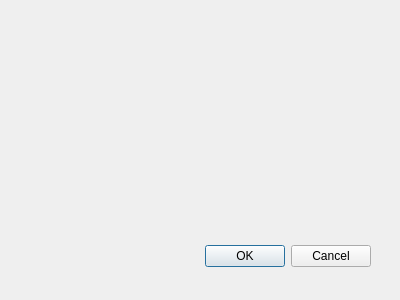
amidovitch/PASMAN, file Code/PASMAN/addpassdialog.ui: the form before one commit.
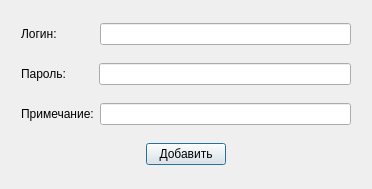
The form after the commit.

Commit message: Added main functions(add password, delete record, authorization)

What changed in the file:
```diff
--- a/Code/PASMAN/addpassdialog.ui
+++ b/Code/PASMAN/addpassdialog.ui
@@ -8,29 +8,190 @@
    <rect>
     <x>0</x>
     <y>0</y>
-    <width>400</width>
-    <height>300</height>
+    <width>372</width>
+    <height>189</height>
    </rect>
   </property>
   <property name="windowTitle">
    <string>Dialog</string>
   </property>
-  <widget name="buttonBox" class="QDialogButtonBox">
-   <property name="geometry">
-    <rect>
-     <x>30</x>
-     <y>240</y>
-     <width>341</width>
-     <height>32</height>
-    </rect>
-   </property>
-   <property name="orientation">
-    <enum>Qt::Horizontal</enum>
-   </property>
-   <property name="standardButtons">
-    <set>QDialogButtonBox::Cancel|QDialogButtonBox::Ok</set>
-   </property>
-  </widget>
+  <layout class="QVBoxLayout" name="verticalLayout">
+   <item>
+    <layout class="QHBoxLayout" name="horizontalLayout">
+     <item>
+      <spacer name="horizontalSpacer_4">
+       <property name="orientation">
+        <enum>Qt::Horizontal</enum>
+       </property>
+       <property name="sizeType">
+        <enum>QSizePolicy::Fixed</enum>
+       </property>
+       <property name="sizeHint" stdset="0">
+        <size>
+         <width>10</width>
+         <height>20</height>
+        </size>
+       </property>
+      </spacer>
+     </item>
+     <item>
+      <widget class="QLabel" name="label">
+       <property name="text">
+        <string>Логин:           </string>
+       </property>
+      </widget>
+     </item>
+     <item>
+      <widget class="QLineEdit" name="login"/>
+     </item>
+     <item>
+      <spacer name="horizontalSpacer_6">
+       <property name="orientation">
+        <enum>Qt::Horizontal</enum>
+       </property>
+       <property name="sizeType">
+        <enum>QSizePolicy::Fixed</enum>
+       </property>
+       <property name="sizeHint" stdset="0">
+        <size>
+         <width>10</width>
+         <height>20</height>
+        </size>
+       </property>
+      </spacer>
+     </item>
+    </layout>
+   </item>
+   <item>
+    <layout class="QHBoxLayout" name="horizontalLayout_2">
+     <item>
+      <spacer name="horizontalSpacer_3">
+       <property name="orientation">
+        <enum>Qt::Horizontal</enum>
+       </property>
+       <property name="sizeType">
+        <enum>QSizePolicy::Fixed</enum>
+       </property>
+       <property name="sizeHint" stdset="0">
+        <size>
+         <width>10</width>
+         <height>20</height>
+        </size>
+       </property>
+      </spacer>
+     </item>
+     <item>
+      <widget class="QLabel" name="label_2">
+       <property name="text">
+        <string>Пароль:        </string>
+       </property>
+      </widget>
+     </item>
+     <item>
+      <widget class="QLineEdit" name="password"/>
+     </item>
+     <item>
+      <spacer name="horizontalSpacer_7">
+       <property name="orientation">
+        <enum>Qt::Horizontal</enum>
+       </property>
+       <property name="sizeType">
+        <enum>QSizePolicy::Fixed</enum>
+       </property>
+       <property name="sizeHint" stdset="0">
+        <size>
+         <width>10</width>
+         <height>20</height>
+        </size>
+       </property>
+      </spacer>
+     </item>
+    </layout>
+   </item>
+   <item>
+    <layout class="QHBoxLayout" name="horizontalLayout_3">
+     <item>
+      <spacer name="horizontalSpacer_5">
+       <property name="orientation">
+        <enum>Qt::Horizontal</enum>
+       </property>
+       <property name="sizeType">
+        <enum>QSizePolicy::Fixed</enum>
+       </property>
+       <property name="sizeHint" stdset="0">
+        <size>
+         <width>10</width>
+         <height>20</height>
+        </size>
+       </property>
+      </spacer>
+     </item>
+     <item>
+      <widget class="QLabel" name="label_3">
+       <property name="text">
+        <string>Примечание:</string>
+       </property>
+      </widget>
+     </item>
+     <item>
+      <widget class="QLineEdit" name="note"/>
+     </item>
+     <item>
+      <spacer name="horizontalSpacer_8">
+       <property name="orientation">
+        <enum>Qt::Horizontal</enum>
+       </property>
+       <property name="sizeType">
+        <enum>QSizePolicy::Fixed</enum>
+       </property>
+       <property name="sizeHint" stdset="0">
+        <size>
+         <width>10</width>
+         <height>20</height>
+        </size>
+       </property>
+      </spacer>
+     </item>
+    </layout>
+   </item>
+   <item>
+    <layout class="QHBoxLayout" name="horizontalLayout_4">
+     <item>
+      <spacer name="horizontalSpacer">
+       <property name="orientation">
+        <enum>Qt::Horizontal</enum>
+       </property>
+       <property name="sizeHint" stdset="0">
+        <size>
+         <width>40</width>
+         <height>20</height>
+        </size>
+       </property>
+      </spacer>
+     </item>
+     <item>
+      <widget class="QPushButton" name="addButton">
+       <property name="text">
+        <string>Добавить</string>
+       </property>
+      </widget>
+     </item>
+     <item>
+      <spacer name="horizontalSpacer_2">
+       <property name="orientation">
+        <enum>Qt::Horizontal</enum>
+       </property>
+       <property name="sizeHint" stdset="0">
+        <size>
+         <width>40</width>
+         <height>20</height>
+        </size>
+       </property>
+      </spacer>
+     </item>
+    </layout>
+   </item>
+  </layout>
  </widget>
  <pixmapfunction/>
  <resources/>
```
Left out of the diff: 42 changed lines with no effect on the pictures. The commit also changes 15 other files.
